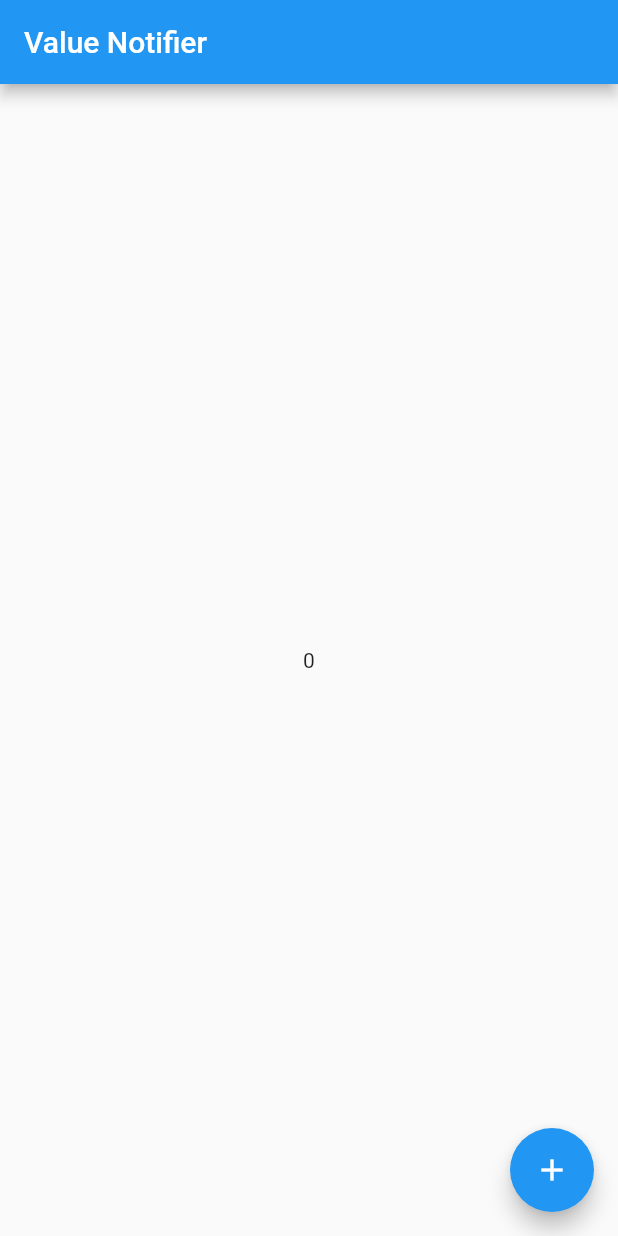
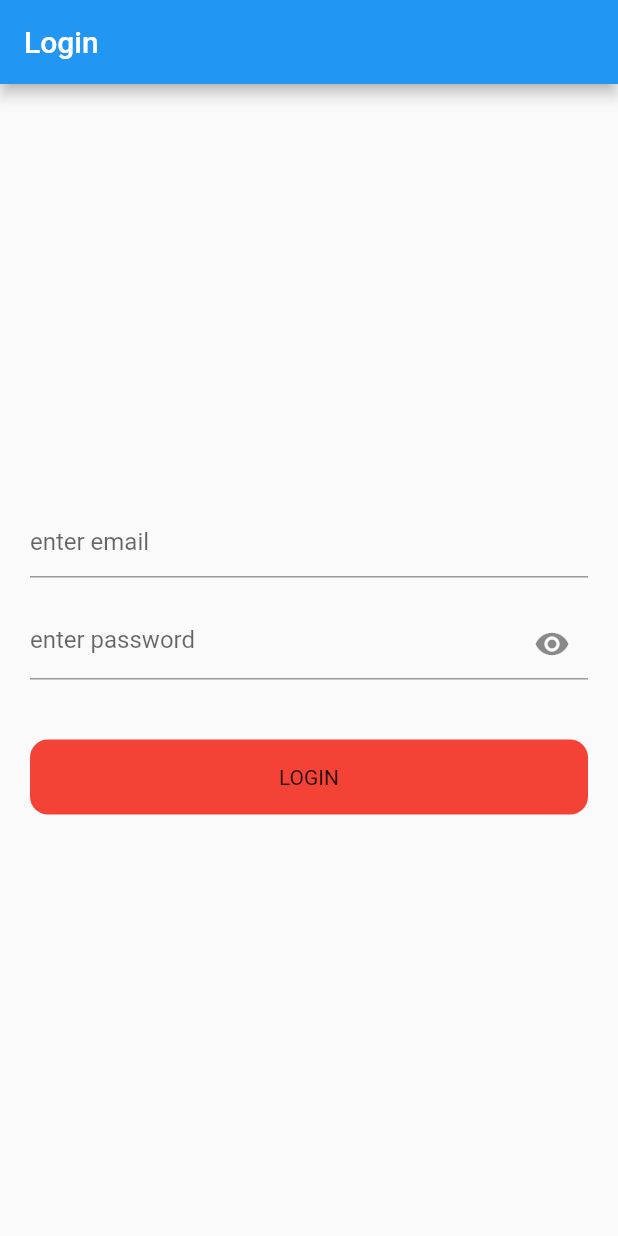
Before and after one commit to mohit-01-code/Udemy-flutter-projects, a Flutter app: the screen it shows after launch, on a phone screen of 412 x 824 dp. Run offline on Flutter 3.47's test engine with Material 2 defaults, Android fonts, the phone set to English and light mode, and no system bars; our stand-ins replace google_fonts, shared_preferences, transparent_image.

Commit message:
implemented Login with REST API with Provider
Used http package
Used resreq.in fake Post API

```diff
--- a/flutter_provider/lib/main.dart
+++ b/flutter_provider/lib/main.dart
@@ -1,10 +1,12 @@
 import 'package:flutter/material.dart';
 import 'package:flutter_provider/provider/favourite_provider.dart';
+import 'package:flutter_provider/provider/login_provider.dart';
 import 'package:flutter_provider/provider/opacity_provider.dart';
 import 'package:flutter_provider/screen/count_provider_screen.dart';
 import 'package:flutter_provider/home_screen.dart';
 import 'package:flutter_provider/provider/count_provider.dart';
 import 'package:flutter_provider/screen/favourite/favourite_screen.dart';
+import 'package:flutter_provider/screen/login_screen.dart';
 import 'package:flutter_provider/screen/opacity_screen.dart';
 import 'package:flutter_provider/screen/value_notifier_screen.dart';
 import 'package:flutter_provider/statefull_screen.dart';
@@ -37,9 +39,10 @@ class MyApp extends StatelessWidget {
         ChangeNotifierProvider(create: (_) => CountProvider()),
         ChangeNotifierProvider(create: (_) => OpacityProvider()),
         ChangeNotifierProvider(create: (_) => FavouriteProvider()),
+        ChangeNotifierProvider(create: (_) => LoginProvider()),
       ],
       child: MaterialApp(
-        home: ValueNotifierScreen(),
+        home: LoginScreen(),
       ),
     );
   }
--- a/flutter_provider/lib/provider/count_provider.dart
+++ b/flutter_provider/lib/provider/count_provider.dart
@@ -1,5 +1,4 @@
-import 'package:flutter/material.dart';
-import 'package:provider/provider.dart';
+import 'package:flutter/foundation.dart';
 
 class CountProvider with ChangeNotifier {
   int _count = 50;
--- a/flutter_provider/lib/provider/favourite_provider.dart
+++ b/flutter_provider/lib/provider/favourite_provider.dart
@@ -1,4 +1,4 @@
-import 'package:flutter/material.dart';
+import 'package:flutter/foundation.dart';
 
 class FavouriteProvider extends ChangeNotifier {
   List<int> _favourites = [];
--- /dev/null
+++ b/flutter_provider/lib/provider/login_provider.dart
@@ -0,0 +1,41 @@
+import 'package:flutter/foundation.dart';
+import 'package:http/http.dart';
+
+class LoginProvider with ChangeNotifier {
+  bool _isLoading = false;
+  bool _isVisible = true;
+  void setIsLoading(bool val) {
+    _isLoading = val;
+    notifyListeners();
+  }
+
+  void setIsVisible(bool val) {
+    _isVisible = val;
+    notifyListeners();
+  }
+
+  bool get isVisible => _isVisible;
+  bool get isLoading => _isLoading;
+
+  void login(String email, String password) async {
+    setIsLoading(true);
+    try {
+      Response response =
+          await post(Uri.parse('https://reqres.in/api/login'), body: {
+        'email': email,
+        'password': password,
+      });
+      if (response.statusCode == 200) {
+        print("Login Success");
+        setIsLoading(false);
+      } else {
+        print("Login Failed");
+        setIsLoading(false);
+      }
+    } catch (e) {
+      print(e.toString());
+      print("Exception Occur");
+      setIsLoading(false);
+    }
+  }
+}
--- a/flutter_provider/lib/provider/opacity_provider.dart
+++ b/flutter_provider/lib/provider/opacity_provider.dart
@@ -1,4 +1,4 @@
-import 'package:flutter/material.dart';
+import 'package:flutter/foundation.dart';
 
 class OpacityProvider with ChangeNotifier {
   double _opacityValue = 0.0;
--- /dev/null
+++ b/flutter_provider/lib/screen/login_screen.dart
@@ -0,0 +1,74 @@
+import 'package:flutter/material.dart';
+import 'package:flutter_provider/provider/login_provider.dart';
+import 'package:provider/provider.dart';
+
+class LoginScreen extends StatelessWidget {
+  final TextEditingController _emailTextController = TextEditingController();
+  final TextEditingController _passwordTextController = TextEditingController();
+
+  LoginScreen({super.key});
+
+  @override
+  Widget build(BuildContext context) {
+    final loginProvider = Provider.of<LoginProvider>(context);
+    return Scaffold(
+      appBar: AppBar(
+        title: const Text("Login"),
+      ),
+      body: Padding(
+        padding: const EdgeInsets.all(20.0),
+        child: Column(
+          crossAxisAlignment: CrossAxisAlignment.center,
+          mainAxisAlignment: MainAxisAlignment.center,
+          children: [
+            TextFormField(
+              controller: _emailTextController,
+              decoration: const InputDecoration(
+                hintText: "enter email",
+              ),
+            ),
+            const SizedBox(height: 20),
+            TextFormField(
+              obscureText: loginProvider.isVisible,
+              controller: _passwordTextController,
+              decoration: InputDecoration(
+                  suffixIcon: IconButton(
+                    onPressed: () {
+                      if (loginProvider.isVisible)
+                        loginProvider.setIsVisible(false);
+                      else
+                        loginProvider.setIsVisible(true);
+                    },
+                    icon: const Icon(Icons.remove_red_eye),
+                  ),
+                  hintText: "enter password"),
+            ),
+            const SizedBox(height: 40),
+            InkWell(
+              onTap: () {
+                print("\"${_emailTextController.text.toString()}\"");
+                print("\"${_passwordTextController.text.toString()}\"");
+                loginProvider.login(_emailTextController.text.toString(),
+                    _passwordTextController.text.toString());
+              },
+              child: Container(
+                height: 50,
+                decoration: BoxDecoration(
+                  borderRadius: BorderRadius.circular(12),
+                  color: Colors.red,
+                ),
+                child: Center(
+                  child: loginProvider.isLoading
+                      ? const CircularProgressIndicator(
+                          color: Colors.white,
+                        )
+                      : const Text('LOGIN'),
+                ),
+              ),
+            ),
+          ],
+        ),
+      ),
+    );
+  }
+}
--- a/flutter_provider/pubspec.yaml
+++ b/flutter_provider/pubspec.yaml
@@ -36,6 +36,7 @@ dependencies:
   # Use with the CupertinoIcons class for iOS style icons.
   cupertino_icons: ^1.0.2
   provider: ^6.0.5
+  http: ^1.0.0
 
 dev_dependencies:
   flutter_test:
```
Also changed, not shown: flutter_provider/pubspec.lock.
